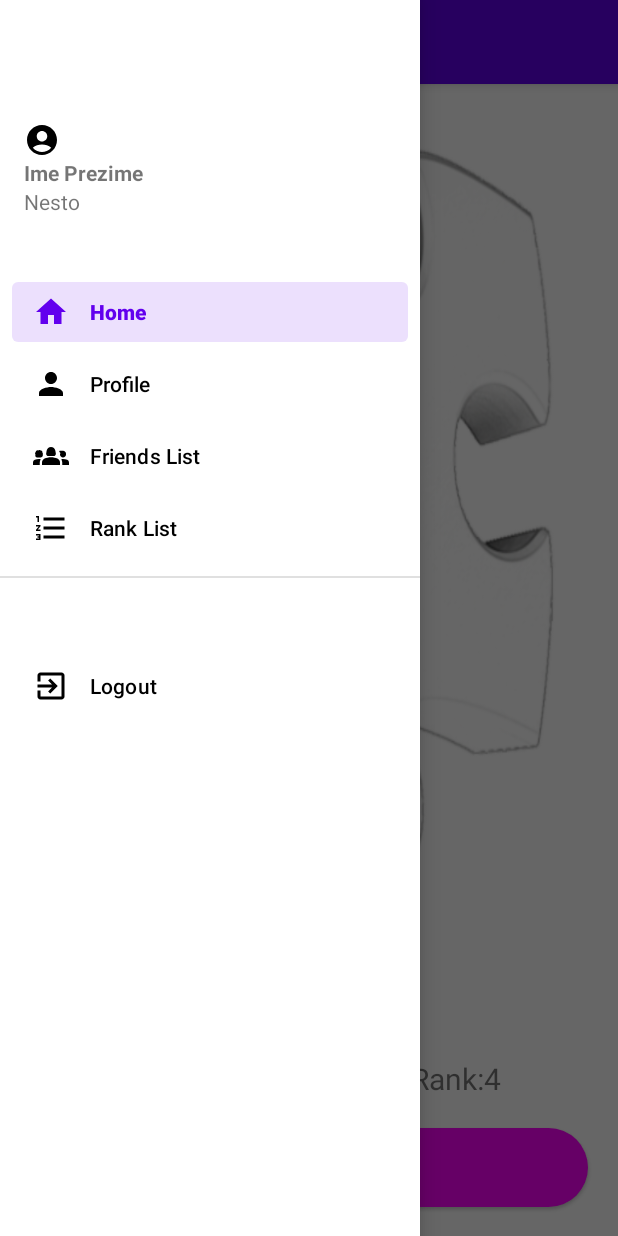
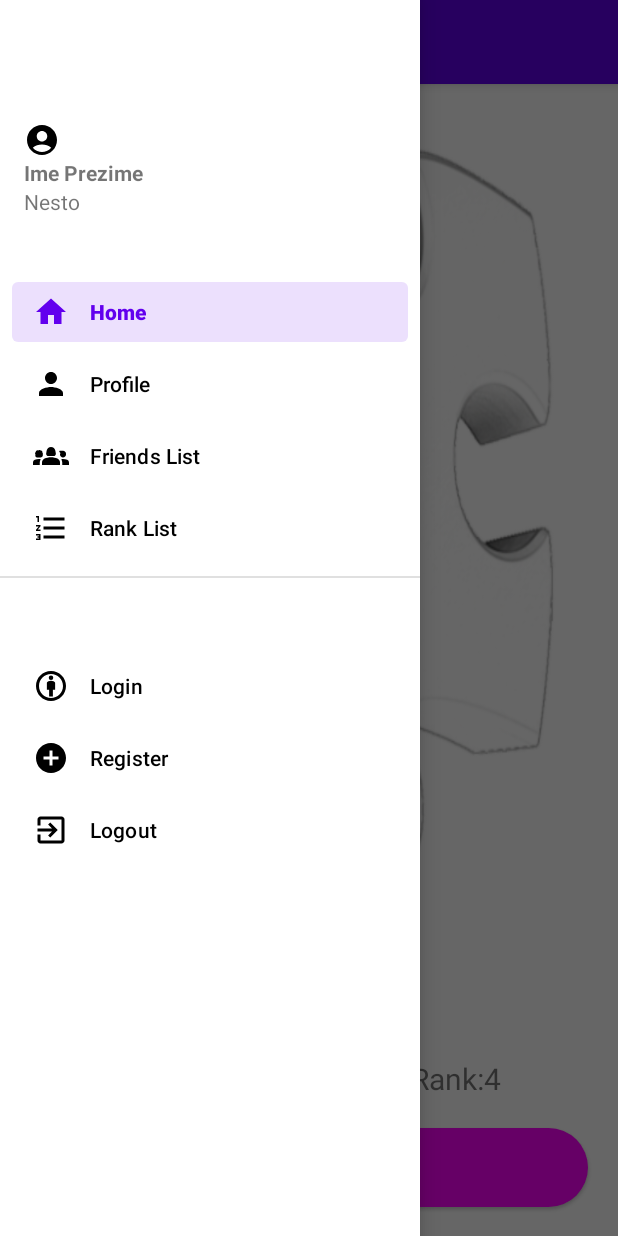
Before and after one commit to SR482021Danijel/MA-SIT-Project, an Android app: the screen it shows after launch (MainActivity), with the side drawer open, on a phone screen of 412 x 824 dp. Run offline under Robolectric (Android 15) with nearby library versions, the phone set to English and light mode, and no system bars.

Commit message:
izmenio drawer menu

```diff
--- a/app/src/main/java/com/ftn/ma_sit_project/MainActivity.java
+++ b/app/src/main/java/com/ftn/ma_sit_project/MainActivity.java
@@ -96,6 +96,4 @@ public class MainActivity extends AppCompatActivity implements NavigationView.On
                 .setReorderingAllowed(true)
                 .commit();
     }
-
-
 }
--- /dev/null
+++ b/app/src/main/res/drawable/baseline_add_circle_24.xml
@@ -0,0 +1,5 @@
+<vector android:height="24dp" android:tint="#000000"
+    android:viewportHeight="24" android:viewportWidth="24"
+    android:width="24dp" xmlns:android="http://schemas.android.com/apk/res/android">
+    <path android:fillColor="@android:color/white" android:pathData="M12,2C6.48,2 2,6.48 2,12s4.48,10 10,10 10,-4.48 10,-10S17.52,2 12,2zM17,13h-4v4h-2v-4L7,13v-2h4L11,7h2v4h4v2z"/>
+</vector>
--- /dev/null
+++ b/app/src/main/res/drawable/baseline_attribution_24.xml
@@ -0,0 +1,7 @@
+<vector android:height="24dp" android:tint="#000000"
+    android:viewportHeight="24" android:viewportWidth="24"
+    android:width="24dp" xmlns:android="http://schemas.android.com/apk/res/android">
+    <path android:fillColor="@android:color/white" android:pathData="M12,8.5c-0.91,0 -2.75,0.46 -2.75,1.38v4.62h1.5V19h2.5v-4.5h1.5V9.88C14.75,8.97 12.91,8.5 12,8.5z"/>
+    <path android:fillColor="@android:color/white" android:pathData="M12,2C6.47,2 2,6.47 2,12s4.47,10 10,10s10,-4.48 10,-10S17.52,2 12,2zM12,20c-4.42,0 -8,-3.58 -8,-8s3.58,-8 8,-8s8,3.58 8,8S16.42,20 12,20z"/>
+    <path android:fillColor="@android:color/white" android:pathData="M12,6.5m-1.5,0a1.5,1.5 0,1 1,3 0a1.5,1.5 0,1 1,-3 0"/>
+</vector>
--- a/app/src/main/res/menu/new_menu.xml
+++ b/app/src/main/res/menu/new_menu.xml
@@ -21,14 +21,14 @@
         </item>
 
         <item
-            android:id="@+id/aaa"
+            android:id="@+id/friends_list"
             android:icon="@drawable/baseline_groups_2_24"
             android:title="Friends List">
 
         </item>
 
         <item
-            android:id="@+id/aaaa"
+            android:id="@+id/rank_list"
             android:icon="@drawable/baseline_format_list_numbered_24"
             android:title="Rank List">
 
@@ -40,7 +40,21 @@
         <menu>
             <group android:checkableBehavior="single">
                 <item
-                    android:id="@+id/aaaaa"
+                    android:id="@+id/log_in"
+                    android:title="Login"
+                    android:icon="@drawable/baseline_attribution_24">
+
+                </item>
+
+                <item
+                    android:id="@+id/register"
+                    android:title="Register"
+                    android:icon="@drawable/baseline_add_circle_24">
+
+                </item>
+
+                <item
+                    android:id="@+id/log_out"
                     android:icon="@drawable/baseline_exit_to_app_24"
                     android:title="Logout" />
             </group>
```
